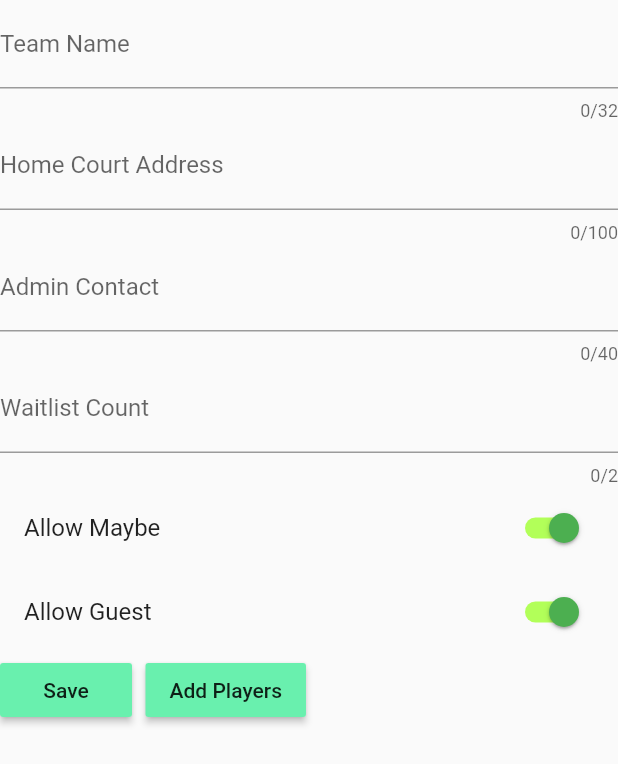
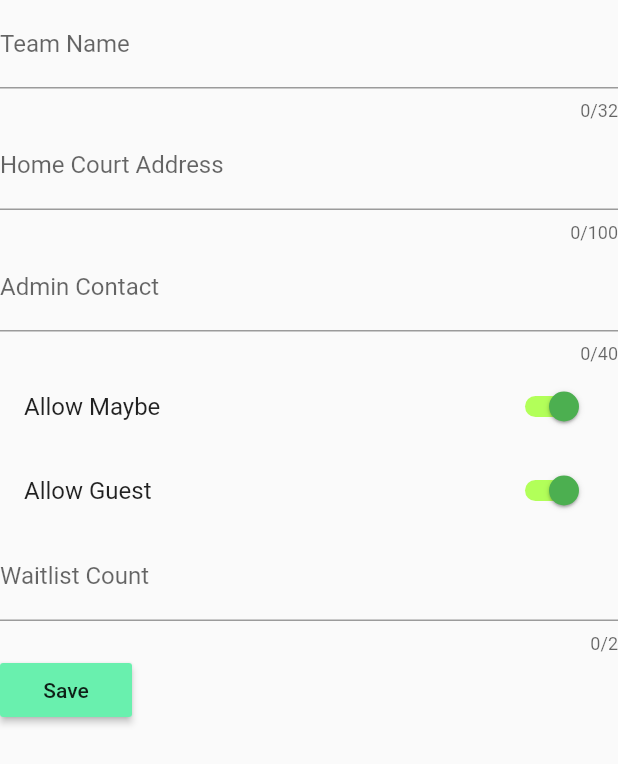
Before and after one commit to droidment/firstflutter, a Flutter app: the Team screen opened directly, after a tap on "Save", on a phone screen of 412 x 824 dp. Shown: the top 764 px of the screen. Run offline on Flutter 3.47's test engine with Material 2 defaults, Android fonts, the light colour scheme and no system bars; our stand-ins replace cloud_firestore, datetime_picker_formfield; missing offline and left inert: frideos, frideos_core; accounts and stored records are empty.

Commit message:
Team Continue Add Players
Team Continue Add Players

```diff
--- /dev/null
+++ b/lib/models/Player.dart
@@ -0,0 +1,11 @@
+import 'package:cloud_firestore/cloud_firestore.dart';
+
+class PlayerModel  {
+  String playerName;
+  String phoneNumber;
+  DocumentReference playerReference;
+  PlayerModel(this.playerName,this.phoneNumber) ;
+
+
+
+}
--- a/lib/models/TeamModel.dart
+++ b/lib/models/TeamModel.dart
@@ -41,9 +41,7 @@ class TeamModel  {
   Future<DocumentReference> get addTeam async {
     Firestore fireStore = Firestore.instance;
     CollectionReference teamReference = fireStore.collection("Team");
-    teamReference.add(this.toMap()).then((result) {
-      return result;
-    });
+    return teamReference.add(this.toMap());
   }
 
   addPlayersToTeam(String sPlayerName){
--- a/lib/screens/team.dart
+++ b/lib/screens/team.dart
@@ -1,7 +1,8 @@
 import 'package:cloud_firestore/cloud_firestore.dart';
-import 'package:firstflut/models/Players.dart';
+import 'package:firstflut/models/Player.dart';
 import 'package:flutter/material.dart';
 
+import '../widgets/Dialogs.dart';
 import '../mixins/validation_mixin.dart';
 import '../models/TeamModel.dart';
 
@@ -17,13 +18,13 @@ class TeamState extends State<Team> with ValidationMixin {
   TextEditingController homeCourtController = TextEditingController();
   TextEditingController adminContactController = TextEditingController();
   TextEditingController waitlistController = TextEditingController();
+  Dialogs dialogs = Dialogs();
   @override
   Widget build(BuildContext context) {
     return Scaffold(key: _scaffoldKey, body: _buildAddTeam(context));
   }
 
   Widget _buildAddTeam(BuildContext _context) {
-
     TeamModel team = new TeamModel(
         new List(),
         teamNameController.text,
@@ -58,15 +59,8 @@ class TeamState extends State<Team> with ValidationMixin {
           decoration: InputDecoration(
               labelText: 'Admin Contact', hasFloatingPlaceholder: true),
         ),
-        TextFormField(
-          controller: waitlistController,
-          maxLength: 2,
-          keyboardType: TextInputType.number,
-          decoration: InputDecoration(
-              labelText: 'Waitlist Count', hasFloatingPlaceholder: true),
-        ),
+
         SwitchListTile(
-
             value: true,
             title: const Text("Allow Maybe"),
             onChanged: (value) {
@@ -84,7 +78,13 @@ class TeamState extends State<Team> with ValidationMixin {
             },
             activeTrackColor: Colors.lightGreenAccent,
             activeColor: Colors.green),
-
+        TextFormField(
+          controller: waitlistController,
+          maxLength: 2,
+          keyboardType: TextInputType.number,
+          decoration: InputDecoration(
+              labelText: 'Waitlist Count', hasFloatingPlaceholder: true),
+        ),
         Wrap(spacing: 9.0,
             // child: ButtonBar(
             //     mainAxisSize: MainAxisSize.max,
@@ -94,28 +94,39 @@ class TeamState extends State<Team> with ValidationMixin {
                 color: Colors.greenAccent,
                 highlightColor: Colors.amber,
                 onPressed: () async {
-                  String teamName = await saveTeamDetails(team);
-                  _scaffoldKey.currentState.showSnackBar(new SnackBar(
-                    content: new Text("Team $teamName created successfully."),
-                  ));
-                  Navigator.of(_context, rootNavigator: true).pop();
-                },
-                child: Text('Save'),
-              ),
-              RaisedButton(
-                color: Colors.greenAccent,
-                highlightColor: Colors.amber,
-                onPressed: () {
+                  DocumentReference teamRef = await onSaveTeam(team, _context);
+                  dialogs
+                      .confirmDialog(context, "Add Players",
+                          "Do you want to add members to this team?")
+                      .then((onValue) {
+                    if (onValue == ConfirmAction.ACCEPT) {
                       String teamName = currentTeamReference.toString();
                       showDialog(
                           context: context,
                           builder: (_) => new AlertDialog(
-                          title: new Text("Add players to the team $teamName"),
-                          content:
-                              _buildAddPlayers(context, currentTeamReference)));
+                              title:
+                                  new Text("Add players to the team $teamName"),
+                              content: _buildAddPlayers(
+                                  context, teamRef)));
+                    }
+                  });
                 },
-                child: Text('Add Players'),
-              )
+                child: Text('Save'),
+              ),
+              // RaisedButton(
+              //   color: Colors.greenAccent,
+              //   highlightColor: Colors.amber,
+              //   onPressed: () {
+              //     String teamName = currentTeamReference.toString();
+              //     showDialog(
+              //         context: context,
+              //         builder: (_) => new AlertDialog(
+              //             title: new Text("Add players to the team $teamName"),
+              //             content:
+              //                 _buildAddPlayers(context, currentTeamReference)));
+              //   },
+              //   child: Text('Add Players'),
+              // )
             ]),
         // ),
         // _buildList(_context, team.playerNames),
@@ -123,23 +134,27 @@ class TeamState extends State<Team> with ValidationMixin {
     );
   }
 
-  Future<String> saveTeamDetails(TeamModel team) async {
+  Future<DocumentReference> onSaveTeam(
+      TeamModel team, BuildContext _context) async {
+    DocumentReference teamReference = await saveTeamDetails(team);
+    DocumentSnapshot teamSnapshot = await teamReference.get();
+    String teamName = teamSnapshot.data["TeamName"];
+    dialogs.information(
+        context, "Team $teamName", "Team $teamName created successfully.");
+    Navigator.of(_context, rootNavigator: true).pop();
+    return teamReference;
+  }
+
+  Future<DocumentReference> saveTeamDetails(TeamModel team) async {
     if (team.teamName.isEmpty) {
       throw Exception;
     }
-    var teamName = team.teamName;
-    await team.addTeam.then((reference) {
-      currentTeamReference = reference;
-    });
-    return teamName;
+    await team.addTeam;
+
+    return currentTeamReference;
   }
 
-  Future addPlayersToTeam(PlayersBloc player, TeamModel team) async {
-    if (currentTeamReference == null) {
-      await saveTeamDetails(team);
-      // currentTeamReference.updateData({"PlayerNames": player.name});
-    }
-  }
+
 
   Widget _buildList(BuildContext context, List<String> playerNames) {
     if (playerNames == null || playerNames.length == 0) {
@@ -190,16 +205,13 @@ class TeamState extends State<Team> with ValidationMixin {
               child: OutlineButton(
                 highlightColor: Colors.amber,
                 onPressed: () async {
-                  // PlayersBloc player = new PlayersBloc(
-                  //     nameController.text
-                  //     );
-                  // await addPlayersToTeam(player,teamModel);
+                    PlayerModel player = PlayerModel(nameController.text,phoneNumController.text);
+                    await addPlayersToTeam(teamReference, player);
+                    dialogs.information(
+        context, "Player ", "Player $player added to the team successfully.");
+    // Navigator.of(_context, rootNavigator: true).pop();
 
-                  _scaffoldKey.currentState.showSnackBar(new SnackBar(
-                    content: new Text("Added game successfully."),
-                  ));
-                  Navigator.of(_context, rootNavigator: true).pop();
-                  // Navigator.pop(_context);
+
                 },
                 child: Text('Submit'),
               ),
@@ -209,4 +221,14 @@ class TeamState extends State<Team> with ValidationMixin {
       ),
     );
   }
+
+  Future addPlayersToTeam(DocumentReference teamReference, PlayerModel player) async {
+      // Future<DocumentSnapshot> team = teamReference.get();
+      // team.
+      // String playerNames[];
+
+      teamReference.updateData({"PlayerNames":[player.playerName]});
+      // currentTeamReference.updateData({"PlayerNames": player.name});
     }
+  }
+// }
```
Also changed, not shown: lib/screens/teamList.dart (+40 -12 lines), lib/widgets/Dialogs.dart (added, +79 -0 lines). Lines whose indentation alone changed are shown as unchanged.
